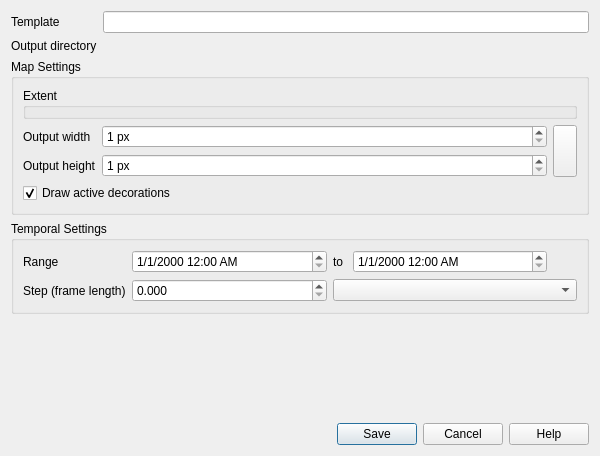
carsmie/QGIS, file src/ui/qgsanimationexportdialogbase.ui: the form before one commit.
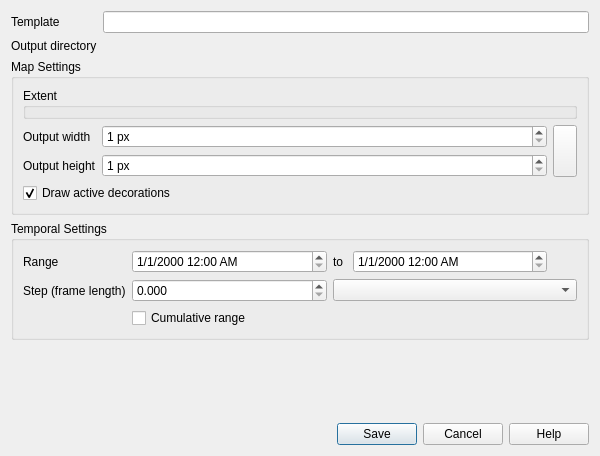
The form after the commit. Icons and pictures are not drawn. Custom widgets are drawn as their Qt base class.

Commit message: [temporal][ui] Fix missing cumulative range checkbox to get exported animation matching temporal controller preview

What changed in the file:
```diff
--- a/src/ui/qgsanimationexportdialogbase.ui
+++ b/src/ui/qgsanimationexportdialogbase.ui
@@ -117,6 +117,13 @@
         </property>
        </widget>
       </item>
+      <item row="2" column="2" colspan="4">
+       <widget class="QCheckBox" name="mCumulativeTemporalRange">
+        <property name="text">
+         <string>Cumulative range</string>
+        </property>
+       </widget>
+      </item>
      </layout>
     </widget>
    </item>
```
The commit also changes 9 other files.
